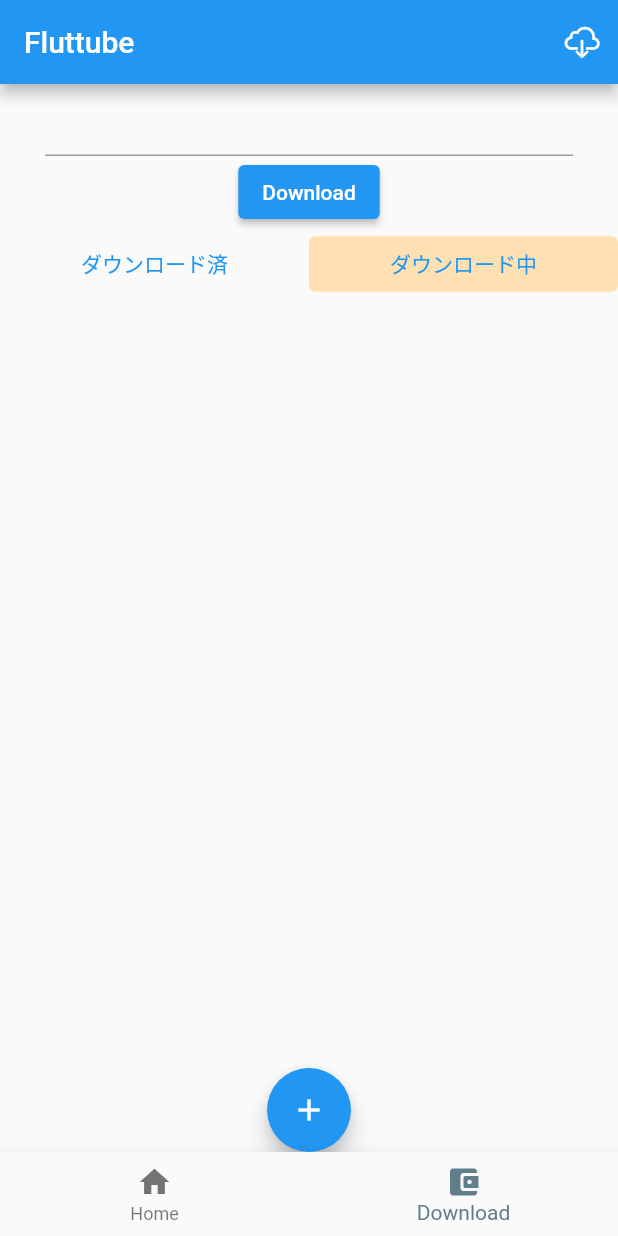
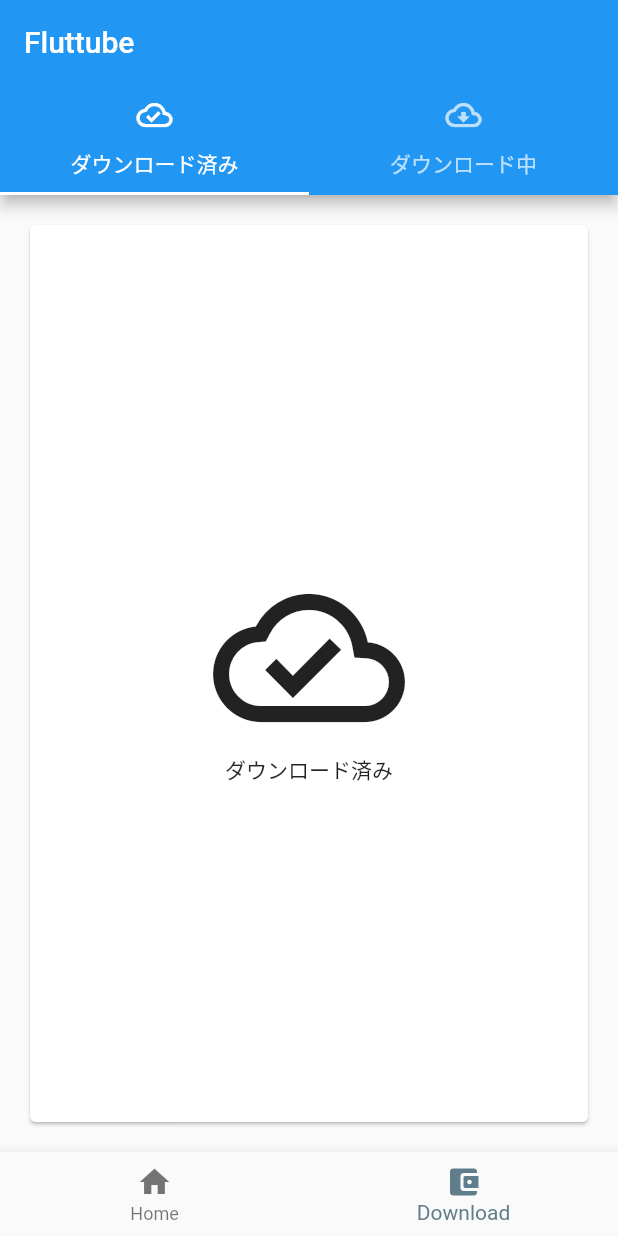
Before and after one commit to M-Shinoda/fluttube, a Flutter app: the screen it shows after launch, item 2 of the bottom bar chosen, on a phone screen of 412 x 824 dp. Run offline on Flutter 3.47's test engine with Material 2 defaults, Android fonts, the phone set to English and light mode, and no system bars; our stand-ins replace flutter_hooks, flutter_riverpod, hooks_riverpod, permission_handler; missing offline and left inert: downloads_path_provider, receive_sharing_intent, youtube_explode_dart.

Commit message:
add tab view

```diff
--- a/lib/bottom_view.dart
+++ b/lib/bottom_view.dart
@@ -1,7 +1,8 @@
 import 'package:flutter/cupertino.dart';
 import 'package:flutter/material.dart';
+import 'package:fluttube/download_view.dart';
+import 'package:flutter_hooks/flutter_hooks.dart';
 import 'package:fluttube/home.dart';
-import 'package:flutter_hooks/flutter_hooks.dart';
 import 'package:hooks_riverpod/hooks_riverpod.dart';
 
 class BottomView extends HookConsumerWidget {
@@ -9,7 +10,7 @@ class BottomView extends HookConsumerWidget {
 
   @override
   Widget build(BuildContext context, WidgetRef ref) {
-    final _pageWidget = [Container(), const HomeView()];
+    final _pageWidget = [const HomeView(), const DownloadView()];
     final _currentIndex = useState(0);
 
     void _onItemTapped(int index) {
--- /dev/null
+++ b/lib/download_view.dart
@@ -0,0 +1,73 @@
+import 'package:flutter/cupertino.dart';
+import 'package:flutter/material.dart';
+import 'package:hooks_riverpod/hooks_riverpod.dart';
+
+class DownloadView extends HookConsumerWidget {
+  const DownloadView({Key? key}) : super(key: key);
+
+  @override
+  Widget build(BuildContext context, WidgetRef ref) {
+    return MaterialApp(
+      home: DefaultTabController(
+        length: choices.length,
+        child: Scaffold(
+          appBar: AppBar(
+            title: const Text('Fluttube '),
+            bottom: TabBar(
+              tabs: choices.map(
+                (Choice choice) {
+                  return Tab(
+                    text: choice.title,
+                    icon: Icon(choice.icon),
+                  );
+                },
+              ).toList(),
+            ),
+          ),
+          body: TabBarView(
+            children: choices.map((Choice choice) {
+              return Padding(
+                padding: const EdgeInsets.all(16.0),
+                child: ChoiceCard(choice: choice),
+              );
+            }).toList(),
+          ),
+        ),
+      ),
+    );
+  }
+}
+
+class Choice {
+  const Choice({required this.title, required this.icon});
+  final String title;
+  final IconData icon;
+}
+
+const List<Choice> choices = <Choice>[
+  Choice(title: 'ダウンロード済み', icon: Icons.cloud_done_outlined),
+  Choice(title: 'ダウンロード中', icon: Icons.cloud_download_outlined),
+];
+
+class ChoiceCard extends StatelessWidget {
+  const ChoiceCard({Key? key, required this.choice}) : super(key: key);
+
+  final Choice choice;
+
+  @override
+  Widget build(BuildContext context) {
+    return Card(
+      color: Colors.white,
+      child: Center(
+        child: Column(
+          mainAxisSize: MainAxisSize.min,
+          crossAxisAlignment: CrossAxisAlignment.center,
+          children: <Widget>[
+            Icon(choice.icon, size: 128.0),
+            Text(choice.title),
+          ],
+        ),
+      ),
+    );
+  }
+}
```
